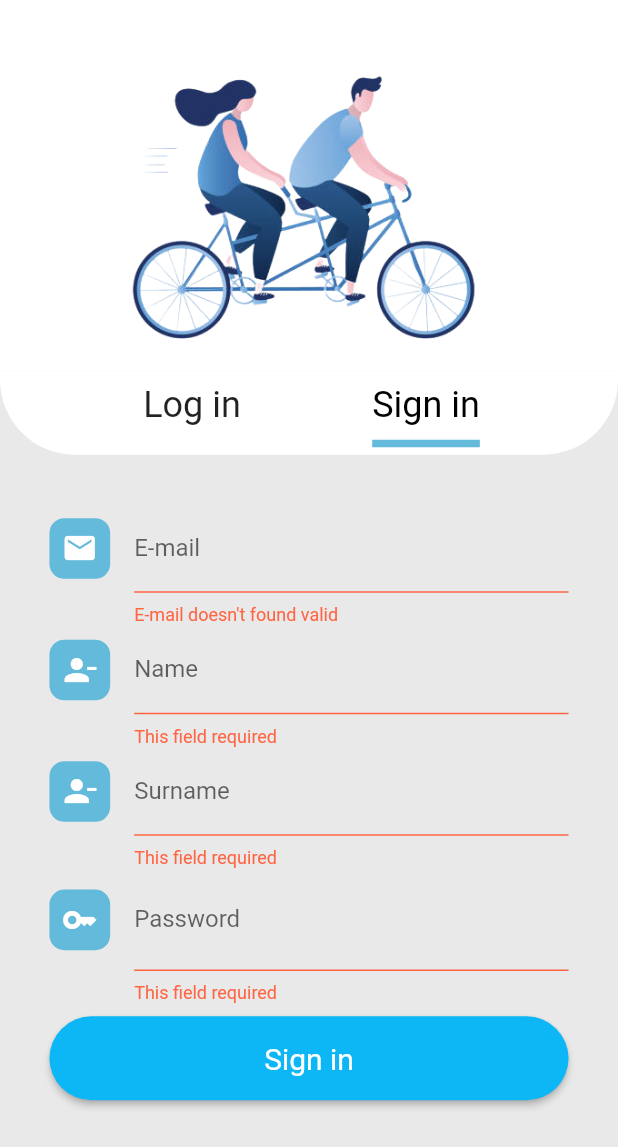
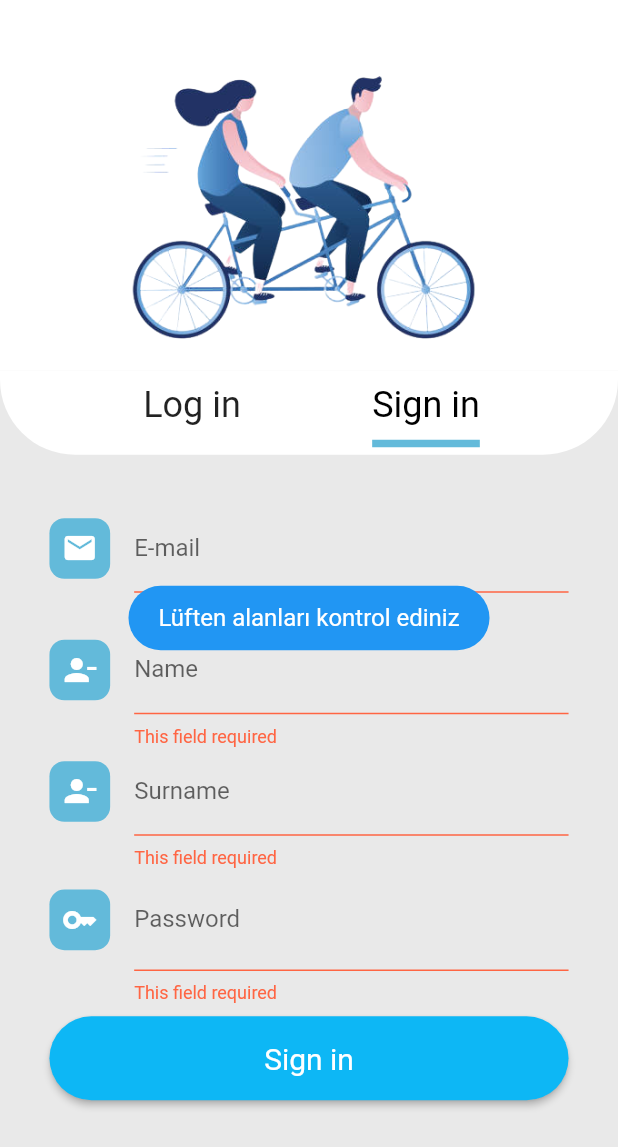
Before and after one commit to muazokur/BikePathApp, a Flutter app: the screen it shows after launch, tab 2 chosen, after a tap on "Sign in", on a phone screen of 412 x 824 dp. Shown: the top 1147 px of the screen. Run offline on Flutter 3.47's test engine with Material 2 defaults, Android fonts, the phone set to English and light mode, and no system bars; our stand-ins replace auto_size_text, dio, easy_localization, email_validator, firebase_auth, firebase_core and 8 more; missing offline and left inert: flutter_titled_container, geocode; accounts and stored records are empty; generated files the repository leaves out were written again.

Commit message:
added toast_messages

```diff
--- a/lib/core/base/network/base_service.dart
+++ b/lib/core/base/network/base_service.dart
@@ -21,8 +21,6 @@ class BaseService {
         case HttpStatus.ok:
           var jsonModel = response.data;
           if (jsonModel is Map) {
-            // if (jsonModel.length > 1) {
-            //listede tek eleman olma durumu
             List<T> list = [];
             if (jsonModel.values.first.runtimeType == String) {
               var userModel = model.fromJson(jsonModel as Map<String, dynamic>);
--- /dev/null
+++ b/lib/view/_product/toast_message.dart
@@ -0,0 +1,15 @@
+import 'package:flutter/material.dart';
+import 'package:fluttertoast/fluttertoast.dart';
+
+class ToastMessage {
+  static toast(String message) {
+    Fluttertoast.showToast(
+        msg: message,
+        toastLength: Toast.LENGTH_SHORT,
+        gravity: ToastGravity.CENTER,
+        timeInSecForIosWeb: 1,
+        backgroundColor: Colors.blue,
+        textColor: Colors.white,
+        fontSize: 16.0);
+  }
+}
--- a/lib/view/authentication/sign_in/view/sign_in_view.dart
+++ b/lib/view/authentication/sign_in/view/sign_in_view.dart
@@ -2,9 +2,11 @@ import 'package:bike_path_app/core/base/view/base_view.dart';
 import 'package:bike_path_app/core/extensions/context_extension.dart';
 import 'package:bike_path_app/core/extensions/string_extension.dart';
 import 'package:bike_path_app/view/_product/_widgets/button/general_elevated_button.dart';
+import 'package:bike_path_app/view/_product/toast_message.dart';
 import 'package:bike_path_app/view/authentication/sign_in/view_model/sign_in_view_model.dart';
 import 'package:flutter/material.dart';
 import 'package:flutter_mobx/flutter_mobx.dart';
+import 'package:fluttertoast/fluttertoast.dart';
 import '../../../../core/components/text_field/icon_text_form_field.dart';
 import '../../../../core/init/lang/locale_keys.g.dart';
 import '../../../_product/_widgets/text_input/email_text_form_field.dart';
@@ -59,13 +61,14 @@ class _SignInViewState extends State<SignInView> {
                             //print(textFieldsIsTrue);
                             switch (message) {
                               case LoginState.Successful:
-                                print("kayit basarili");
+                                Fluttertoast.showToast(msg: "Kayıt başarılı");
                                 break;
                               case LoginState.FormStateError:
-                                print("Lüften alanları kontrol ediniz");
+                                ToastMessage.toast("Lüften alanları kontrol ediniz");
                                 break;
                               case LoginState.ServiceStateError:
-                                print("e mail ve veya sifre gecersiz");
+                                ToastMessage.toast("E-mail veya şifre geçersiz");
+
                                 break;
                             }
                           },
--- a/lib/view/employee/view/employee_view.dart
+++ b/lib/view/employee/view/employee_view.dart
@@ -30,7 +30,9 @@ class _EmployeeViewState extends State<EmployeeView> {
       },
       onPageBuilder: (context, viewModel) {
         return Scaffold(
-          appBar: CircularAppBar(),
+          appBar: CircularAppBar(onTap: () {
+            NavigationService.instance.navigedToPageClear(path: NavigationConstants.employeeView);
+          }),
           body: Padding(
             padding: context.paddingLow,
             child: Observer(builder: (_) {
--- a/lib/view/google_map/view/google_map_view.dart
+++ b/lib/view/google_map/view/google_map_view.dart
@@ -5,6 +5,7 @@ import 'package:google_maps_flutter/google_maps_flutter.dart';
 
 import 'package:bike_path_app/core/base/view/base_view.dart';
 
+import '../../_product/toast_message.dart';
 import '../view_model.dart/google_map_view_model.dart';
 
 class GoogleMapView extends StatelessWidget {
@@ -53,6 +54,8 @@ class GoogleMapView extends StatelessWidget {
                 print("LNg: ${viewModel.lng}");
 
                 GoogleModel.instance.addCurrentLocation(viewModel.lat, viewModel.lng);
+                ToastMessage.toast("Konum alındı");
+
                 Navigator.pop(context);
               },
               label: Text("Konum Al"),
--- a/lib/view/user/create_report/view/accept_report_view.dart
+++ b/lib/view/user/create_report/view/accept_report_view.dart
@@ -10,6 +10,7 @@ import '../../../../core/base/view/base_view.dart';
 import '../../../../core/constants/navigation/navigation_constant.dart';
 import '../../../../core/extensions/context_extension.dart';
 import '../../../_product/_widgets/button/general_elevated_button.dart';
+import '../../../_product/toast_message.dart';
 import '../../../google_map/view/google_map_view.dart';
 import '../view_model/create_report_view_model.dart';
 
@@ -96,6 +97,7 @@ GeneralElevatedButton acceptButton(CreateReportViewModel viewModel) => GeneralEl
     onPressed: () async {
       var result = await viewModel.acceptReport();
       if (result) {
+        ToastMessage.toast("Bildiri Oluşturuldu");
         NavigationService.instance.navigedToPageClear(path: NavigationConstants.userMainPage);
       }
     },
--- a/lib/view/user/create_report/view_model/create_report_view_model.dart
+++ b/lib/view/user/create_report/view_model/create_report_view_model.dart
@@ -9,6 +9,8 @@ import 'package:bike_path_app/view/user/create_report/service/create_report_serv
 import 'package:flutter/cupertino.dart';
 import 'package:image_picker/image_picker.dart';
 import 'package:mobx/mobx.dart';
+
+import '../../../_product/toast_message.dart';
 part 'create_report_view_model.g.dart';
 
 // ignore: library_private_types_in_public_api
@@ -66,6 +68,8 @@ abstract class _CreateReportViewModelBase with Store, BaseViewModel, CreateRepor
   @action
   Future<void> getImageUrl(ImageSource source) async {
     imageUrl = await imagePicker.pickImage(source: source);
+    ToastMessage.toast("Fotoğraf alındı");
+
     if (imageUrl != null) {
       imageIsTrue = true;
     }
--- a/pubspec.yaml
+++ b/pubspec.yaml
@@ -53,6 +53,7 @@ dependencies:
   dio: ^4.0.6
   firebase_storage: ^11.0.9
   uuid: ^3.0.7
+  fluttertoast: ^8.1.2
 dev_dependencies:
   flutter_lints: ^2.0.0
   flutter_test:
```
Also changed, not shown: lib/core/components/appbar/circular_appbar.dart (+10 -1 lines), pubspec.lock.
